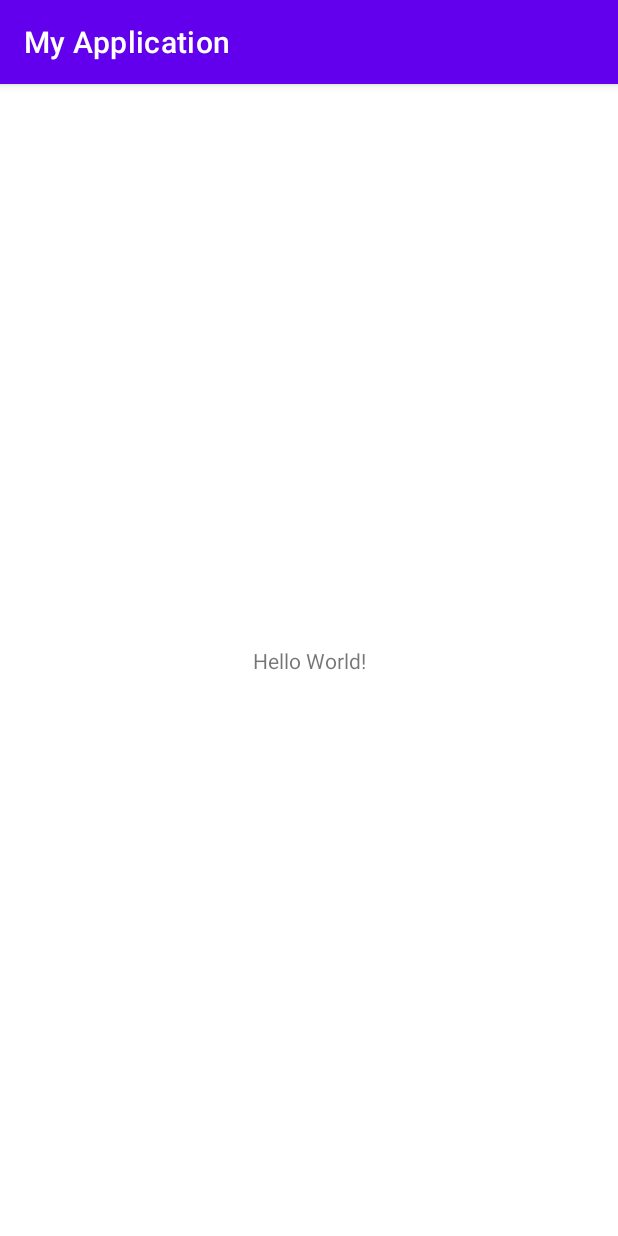
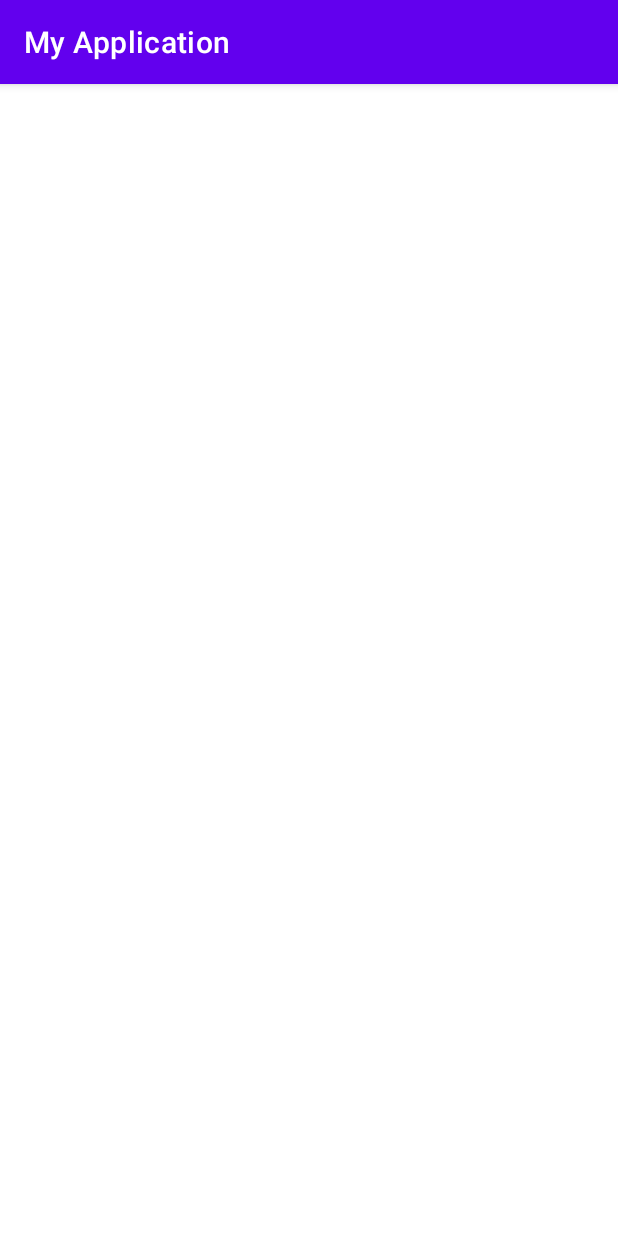
Before and after one commit to kalikauymbaev/example, an Android app: the screen it shows after launch (MainActivity), on a phone screen of 412 x 824 dp. Run offline under Robolectric (Android 15) with nearby library versions, the phone set to English and light mode, and no system bars.

```diff
--- a/app/src/main/java/com/example/myapplication/MainActivity.kt
+++ b/app/src/main/java/com/example/myapplication/MainActivity.kt
@@ -2,10 +2,16 @@ package com.example.myapplication
 
 import androidx.appcompat.app.AppCompatActivity
 import android.os.Bundle
+import android.widget.Toast
 
 class MainActivity : AppCompatActivity() {
     override fun onCreate(savedInstanceState: Bundle?) {
         super.onCreate(savedInstanceState)
         setContentView(R.layout.activity_main)
+
+
+
+
+        Toast.makeText(this, "wegsdf", Toast.LENGTH_LONG).show()
     }
 }
--- a/app/src/main/res/layout/activity_main.xml
+++ b/app/src/main/res/layout/activity_main.xml
@@ -6,13 +6,4 @@
     android:layout_height="match_parent"
     tools:context=".MainActivity">
 
-    <TextView
-        android:layout_width="wrap_content"
-        android:layout_height="wrap_content"
-        android:text="Hello World!"
-        app:layout_constraintBottom_toBottomOf="parent"
-        app:layout_constraintEnd_toEndOf="parent"
-        app:layout_constraintStart_toStartOf="parent"
-        app:layout_constraintTop_toTopOf="parent" />
-
 </androidx.constraintlayout.widget.ConstraintLayout>
```
